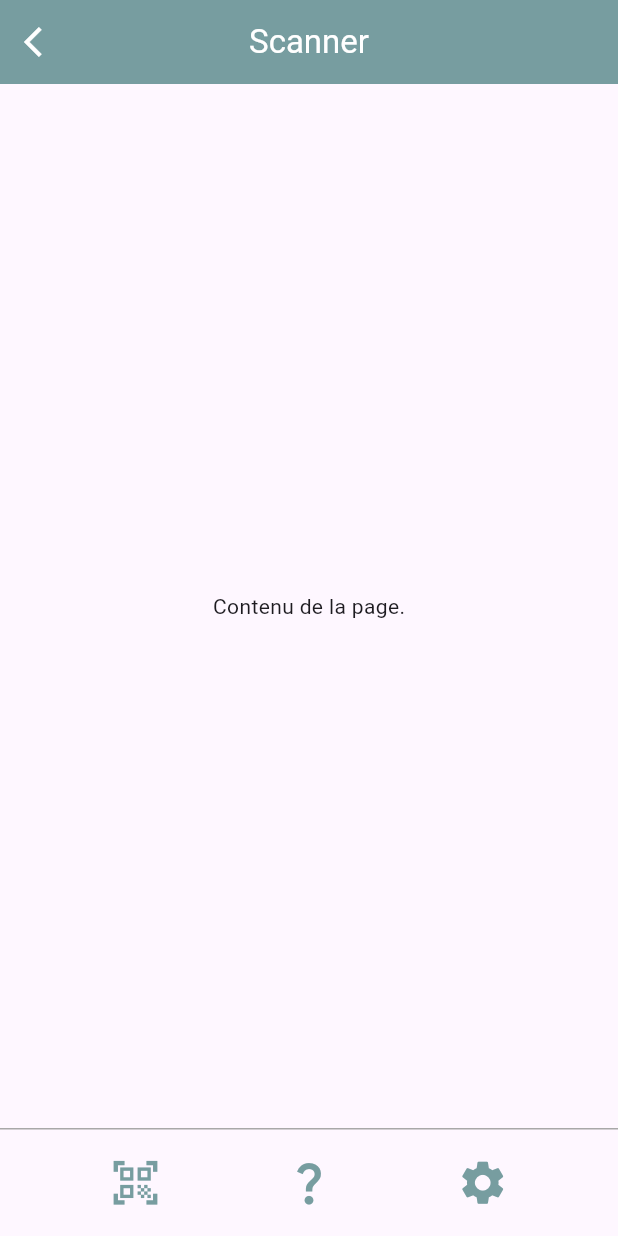
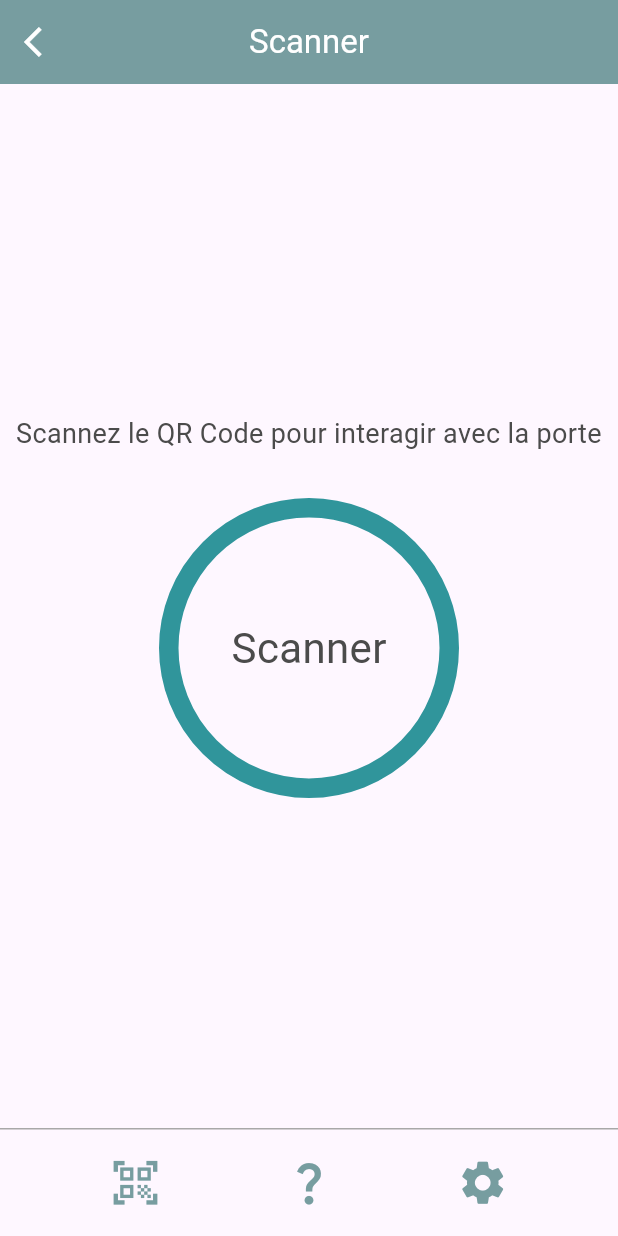
Before and after one commit to 242darkman/sesame-app, a Flutter app: the ScannerScreen screen opened directly, on a phone screen of 412 x 824 dp. Run offline on Flutter 3.47's test engine with Material 3 defaults, Android fonts, the phone set to English and light mode, and no system bars; our stand-ins replace get, shared_preferences; missing offline and left inert: keycloak_wrapper; accounts and stored records are empty.

Commit message:
scanner widget

```diff
--- a/client_app/lib/screens/scanner/scanner_screen.dart
+++ b/client_app/lib/screens/scanner/scanner_screen.dart
@@ -1,15 +1,35 @@
+import 'package:client_app/widgets/custom_app_bar.dart';
 import 'package:client_app/widgets/custom_menu.dart';
-import 'package:client_app/widgets/custom_app_bar.dart';
+import 'package:client_app/widgets/scanner_widget.dart';
 import 'package:flutter/material.dart';
 
-class ScannerScreen extends StatelessWidget {
+class ScannerScreen extends StatefulWidget {
   @override
+  _ScannerScreenState createState() => _ScannerScreenState();
+}
+
+class _ScannerScreenState extends State<ScannerScreen> {
+  final ValueNotifier<bool> _isPressed =
+      ValueNotifier<bool>(false); // Initialisation de ValueNotifier
+
+  void _onCircleTap() {
+    _isPressed.value = !_isPressed.value;
+    // Ouvrir l'appareil photo ici après l'animation
+  }
+
   @override
   Widget build(BuildContext context) {
     return Scaffold(
-      appBar: CustomAppBar(title: 'Scanner'),
-      body: Center(child: Text('Contenu de la page.')),
-      bottomNavigationBar: CustomMenu(),
+      appBar: const CustomAppBar(title: 'Scanner'),
+      bottomNavigationBar: const CustomMenu(),
+      body: ScannerWidget(
+        title: "Scannez le QR Code pour interagir avec la porte",
+        subTitle: "Scanner",
+        sizeTitle: 18,
+        colorScanner: const Color(0xFF30959B),
+        onCircleTap: _onCircleTap,
+        isPressed: _isPressed,
+      ),
     );
   }
 }
--- /dev/null
+++ b/client_app/lib/widgets/scanner_widget.dart
@@ -0,0 +1,76 @@
+import 'package:flutter/material.dart';
+
+class ScannerWidget extends StatelessWidget {
+  final String title;
+  final String subTitle;
+  final double sizeTitle;
+  final Color colorScanner;
+  final VoidCallback onCircleTap;
+  final ValueNotifier<bool> isPressed;
+
+  const ScannerWidget({
+    Key? key,
+    required this.title,
+    required this.subTitle,
+    required this.sizeTitle,
+    required this.colorScanner,
+    required this.onCircleTap,
+    required this.isPressed,
+  }) : super(key: key);
+
+  @override
+  Widget build(BuildContext context) {
+    return Column(
+      mainAxisAlignment: MainAxisAlignment.center,
+      children: <Widget>[
+        Padding(
+            padding: const EdgeInsets.only(top: 0.0, bottom: 30.0),
+            child: Text(
+              title,
+              textAlign: TextAlign.center,
+              style: TextStyle(
+                  color: const Color(0xFF4B4B4B), fontSize: sizeTitle),
+            )),
+        ValueListenableBuilder<bool>(
+          valueListenable: isPressed, // Écouter les changements de isPressed
+          builder: (context, isPressedValue, child) {
+            // Rebuilder le widget en fonction de isPressedValue
+            return Center(
+              child: Theme(
+                  data: Theme.of(context).copyWith(
+                    splashColor: Colors.transparent,
+                    highlightColor: Colors.transparent,
+                    hoverColor: Colors.transparent,
+                  ),
+                  child: InkWell(
+                    onTap: onCircleTap,
+                    child: AnimatedContainer(
+                      duration: const Duration(milliseconds: 300),
+                      curve: Curves.easeInOut,
+                      width: 200,
+                      height: 200,
+                      decoration: BoxDecoration(
+                          color: isPressedValue
+                              ? colorScanner
+                              : Colors.transparent,
+                          shape: BoxShape.circle,
+                          border: Border.all(color: colorScanner, width: 13)),
+                      child: Center(
+                        child: Text(
+                          subTitle,
+                          style: TextStyle(
+                              color: isPressedValue
+                                  ? Colors.white
+                                  : const Color(0xFF4B4B4B),
+                              fontSize: 28),
+                        ),
+                      ),
+                    ),
+                  )),
+            );
+          },
+        ),
+      ],
+    );
+  }
+}
```
